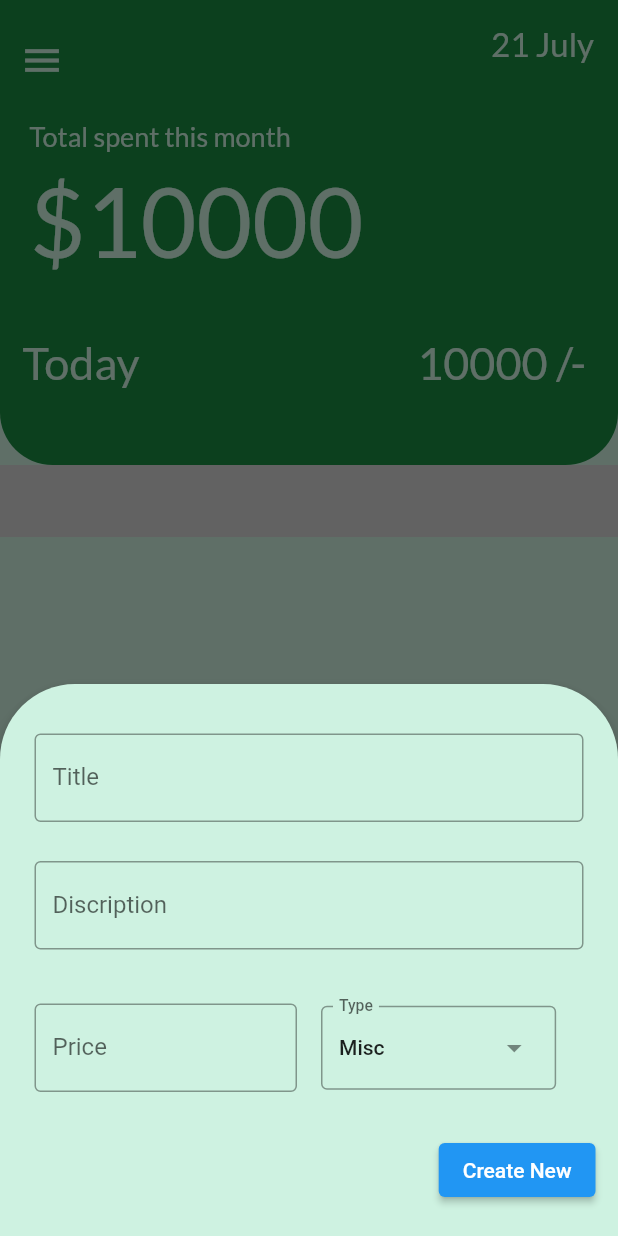
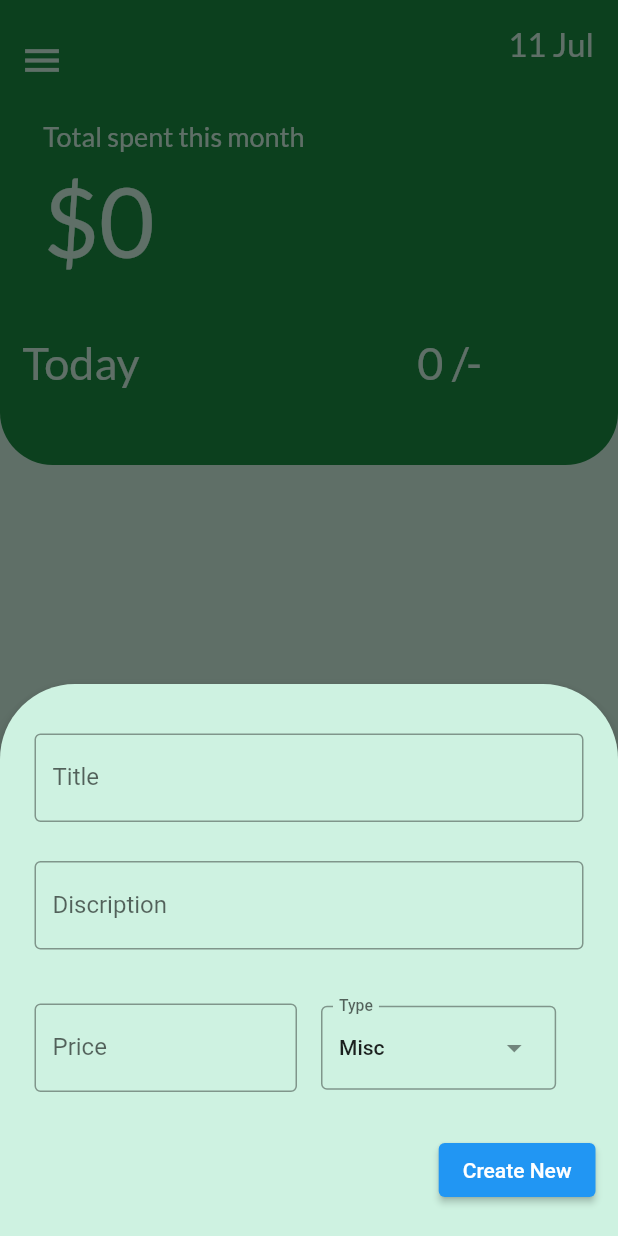
Before and after one commit to gauravghodinde/projectsOfFlutter, a Flutter app: the screen it shows after launch, after a tap on the "add" icon, on a phone screen of 412 x 824 dp. Run offline on Flutter 3.47's test engine with Material 2 defaults, Android fonts, the phone set to English and light mode, and no system bars; our stand-ins replace date_format, google_fonts, sqflite; accounts and stored records are empty.

Commit message:
12july commit

```diff
--- a/college_finder_test_one/lib/database/dataase_helper.dart
+++ b/college_finder_test_one/lib/database/dataase_helper.dart
@@ -56,6 +56,28 @@ class SQLHelper {
     return db.query('items', orderBy: "id");
   }
 
+  //get all items/price of all items from current month
+  static Future<List<Map<String, dynamic>>> getPriceThisMonth() async {
+    final db = await SQLHelper.db();
+    print("called func getPriceThisMonth");
+    return db.query('items',
+        columns: ['price'],
+        where: "month = ?",
+        whereArgs: [DateTime.now().month],
+        orderBy: "date");
+  }
+
+  /// get all items/price from current day
+  static Future<List<Map<String, dynamic>>> getPriceToday() async {
+    final db = await SQLHelper.db();
+    print("called func getPriceToday");
+    return db.query('items',
+        columns: ['price'],
+        where: "date = ?",
+        whereArgs: [DateTime.now().day],
+        orderBy: "id");
+  }
+
   // Read a single item by id
   static Future<List<Map<String, dynamic>>> getItem(int id) async {
     final db = await SQLHelper.db();
--- a/college_finder_test_one/lib/pages/home_page.dart
+++ b/college_finder_test_one/lib/pages/home_page.dart
@@ -3,6 +3,8 @@ import 'package:flutter/services.dart';
 import 'package:google_fonts/google_fonts.dart';
 import 'package:college_finder_test_one/pages/expense_card.dart';
 import 'package:college_finder_test_one/database/dataase_helper.dart';
+import 'package:date_format/date_format.dart';
+
 // ignore: must_be_immutable
 
 class HomePage extends StatefulWidget {
@@ -13,23 +15,74 @@ class HomePage extends StatefulWidget {
 }
 
 class HomePagestate extends State<HomePage> {
-  var date = "21 July";
-  var totalSpent = "\$10000";
-  var todaySpent = "10000";
+  static int totalSpentInt = 0;
+  static int todaySpentInt = 0;
 
+  // late final dateFull = DateTime.now();
+  // late final date = "${dateFull.day} ${dateFull.day.toString()}";
+  late final date = formatDate(DateTime.now(), [d, ' ', M]);
   static List<Map<String, dynamic>> items = [];
-  bool isLoading = true;
+  static List<Map<String, dynamic>> totalSpentThisMonthList = [];
+  static List<Map<String, dynamic>> totalSpentTodayList = [];
+  static bool isLoading = true;
 
   void getAllItems() async {
     //gets all items and stores it in items
     final data = await SQLHelper.getItems();
+    final totalSpentThisMonthData = await SQLHelper.getPriceThisMonth();
+    final totalSpentTodayData = await SQLHelper.getPriceToday();
     setState(() {
       items = data;
+      totalSpentThisMonthList = totalSpentThisMonthData;
+      totalSpentTodayList = totalSpentTodayData;
+      isLoading = false;
+    });
+    totalSpentTodayList.forEach((element) {
+      var inString = element.values.toString();
+      inString = inString.replaceAll(new RegExp(r'[#*)(@!,^&%.$\s]+'), "");
+      todaySpentInt += int.parse(inString);
 
-      isLoading = false;
+      totalSpentThisMonthList.forEach((element) {
+        var inString = element.values.toString();
+        inString = inString.replaceAll(new RegExp(r'[#*)(@!,^&%.$\s]+'), "");
+        totalSpentInt += int.parse(inString);
+      });
     });
     print(items);
   }
+
+  // get total money spent this month
+  // Future<void> totalSpentThisMonthFunc() async {
+  //   final totalSpentThisMonthData = await SQLHelper.getPriceThisMonth();
+  //   setState(() {
+  //     totalSpentThisMonthList = totalSpentThisMonthData;
+  //   });
+  //   //[{price: 200}, {price: 2000}, {price: 500}]
+  //   totalSpentThisMonthList.forEach((element) {
+  //     var inString = element.values.toString();
+  //     inString = inString.replaceAll(new RegExp(r'[#*)(@!,^&%.$\s]+'), "");
+  //     totalSpentInt += int.parse(inString);
+  //   });
+
+  //   print("Total spent this month ....${totalSpentThisMonthList}");
+  //   print(totalSpentInt);
+  // }
+
+  // Future<void> totalSpentTodayFunc() async {
+  //   final totalSpentTodayData = await SQLHelper.getPriceToday();
+  //   setState(() {
+  //     totalSpentTodayList = totalSpentTodayData;
+  //   });
+  //   //[{price: 200}, {price: 2000}, {price: 500}]
+  //   totalSpentTodayList.forEach((element) {
+  //     var inString = element.values.toString();
+  //     inString = inString.replaceAll(new RegExp(r'[#*)(@!,^&%.$\s]+'), "");
+  //     todaySpentInt += int.parse(inString);
+  //   });
+
+  //   print("Total spent this today ....${totalSpentTodayList}");
+  //   print(todaySpentInt);
+  // }
 
   final TextEditingController titleController = TextEditingController();
   final TextEditingController descriptionController = TextEditingController();
@@ -40,13 +93,19 @@ class HomePagestate extends State<HomePage> {
   @override
   void initState() {
     super.initState();
-    getAllItems(); // Loading the diary when the app starts
+    getAllItems();
+
+    // Loading the diary when the app starts
   }
+
+  // Delete an item
 
   Future<void> addItem() async {
     await SQLHelper.createItem(titleController.text, descriptionController.text,
         int.parse(priceController.text), typeController.text);
+
     getAllItems();
+
     print("get all items .. additem");
   }
 
@@ -105,7 +164,7 @@ class HomePagestate extends State<HomePage> {
                         padding: EdgeInsets.only(right: 150),
                         child: Padding(
                             padding: EdgeInsets.symmetric(vertical: 7),
-                            child: Text(totalSpent,
+                            child: Text("\$${totalSpentInt}",
                                 overflow: TextOverflow.visible,
                                 softWrap: false,
                                 maxLines: 1,
@@ -128,7 +187,7 @@ class HomePagestate extends State<HomePage> {
                           padding: EdgeInsets.only(left: 170),
                           child: Padding(
                               padding: EdgeInsets.only(right: 0),
-                              child: Text("$todaySpent /-",
+                              child: Text("$todaySpentInt /-",
                                   style: GoogleFonts.lato(
                                       fontSize: 30, color: Color(0xffCEF2E1)))),
                         )
--- a/college_finder_test_one/pubspec.yaml
+++ b/college_finder_test_one/pubspec.yaml
@@ -1,4 +1,4 @@
-name: auto_expense
+name: college_finder_test_one
 description: A new Flutter project.
 publish_to: 'none'
 version: 0.1.0
@@ -11,6 +11,7 @@ dependencies:
     sdk: flutter
   google_fonts: ^5.1.0
   sqflite: ^2.2.8+4
+  date_format: ^2.0.7
 
 dev_dependencies:
   flutter_test:
```
Also changed, not shown: college_finder_test_one/lib/pages/expense_card.dart (+61 -1 lines), college_finder_test_one/pubspec.lock.
